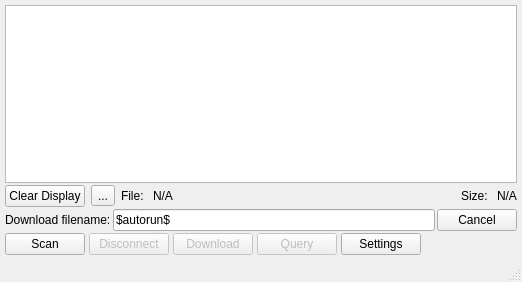
Before: the Qt Designer form mainwindow.ui in laird-connectivity-playground/VSP-OTA, drawn with Qt 5.
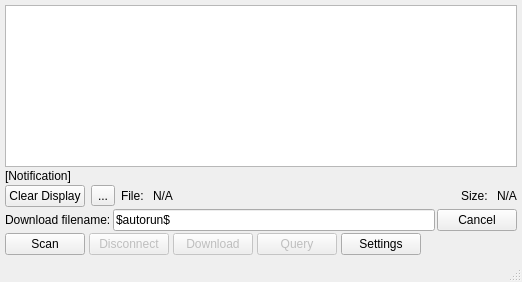
After: the same form once the commit is applied.

The edit to the form file:
```diff
--- a/mainwindow.ui
+++ b/mainwindow.ui
@@ -40,6 +40,13 @@
       </property>
      </widget>
     </item>
+    <item>
+     <widget class="QLabel" name="label_Notification">
+      <property name="text">
+       <string>[Notification]</string>
+      </property>
+     </widget>
+    </item>
     <item>
      <layout class="QHBoxLayout" name="horizontalLayout_3">
       <property name="topMargin">
```
